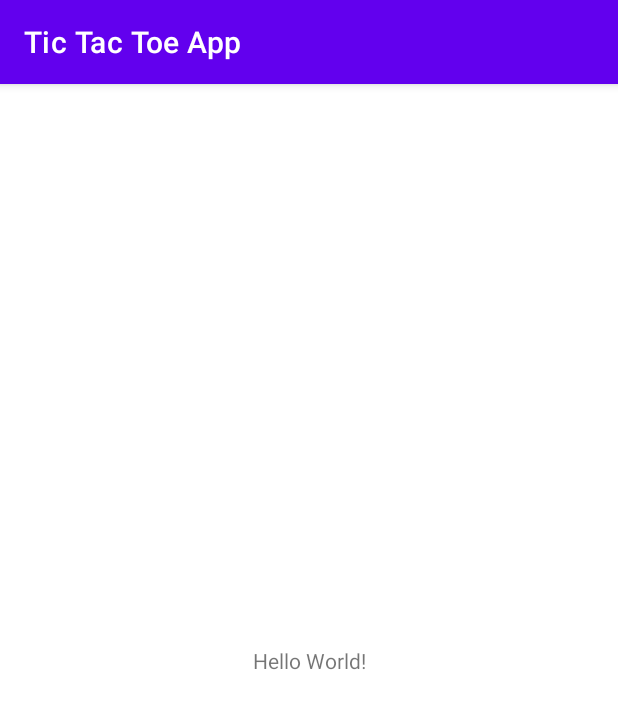
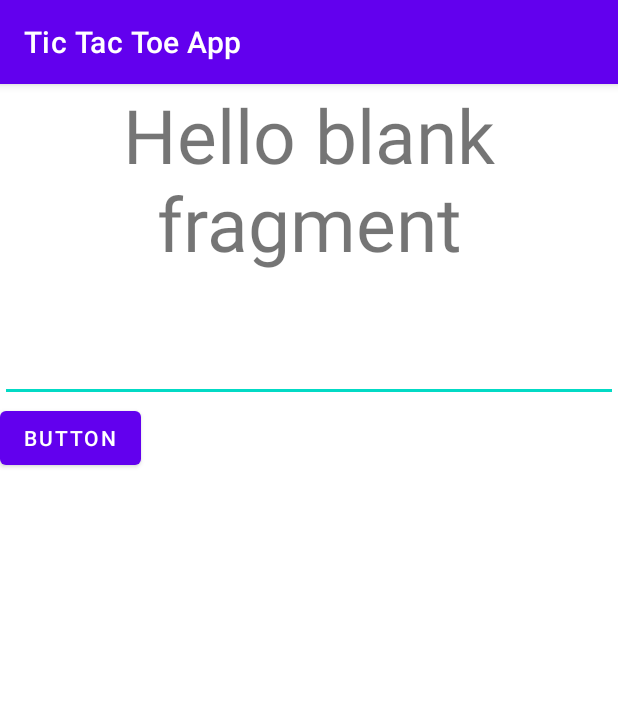
Before and after one commit to rafael-cagliari/tic_tac_toe_android, an Android app: the screen it shows after launch (MainActivity), on a phone screen of 412 x 824 dp. Shown: the top 709 px of the screen. Run offline under Robolectric (Android 15) with nearby library versions, the phone set to English and light mode, and no system bars.

Commit message:
-created player name fragment -created tictac viewmodel -created player model -created layout for PlayerNameFragment.kt

```diff
--- a/app/build.gradle
+++ b/app/build.gradle
@@ -6,6 +6,10 @@ plugins {
 android {
     compileSdkVersion 30
     buildToolsVersion "30.0.3"
+
+    viewBinding {
+        enabled = true
+    }
 
     defaultConfig {
         applicationId "com.rafael.tictactoeapp"
@@ -35,4 +39,8 @@ android {
 dependencies {
     api project(':core')
     api project(':domain')
+    implementation 'androidx.navigation:navigation-fragment-ktx:2.3.5'
+    implementation 'androidx.navigation:navigation-ui-ktx:2.3.5'
+    implementation "org.jetbrains.kotlin:kotlin-stdlib:$kotlin_version"
+    implementation 'androidx.legacy:legacy-support-v4:1.0.0'
 }
--- a/app/src/main/java/com/rafael/tictactoeapp/MainActivity.kt
+++ b/app/src/main/java/com/rafael/tictactoeapp/MainActivity.kt
@@ -1,11 +1,19 @@
 package com.rafael.tictactoeapp
 
+import android.os.Bundle
 import androidx.appcompat.app.AppCompatActivity
-import android.os.Bundle
+import androidx.navigation.NavController
+import androidx.navigation.fragment.NavHostFragment
+import com.rafael.tictactoeapp.databinding.ActivityMainBinding
 
 class MainActivity : AppCompatActivity() {
+    private lateinit var navController: NavController
     override fun onCreate(savedInstanceState: Bundle?) {
         super.onCreate(savedInstanceState)
-        setContentView(R.layout.activity_main)
+        val binding = ActivityMainBinding.inflate(layoutInflater)
+        setContentView(binding.root)
+        val navHostFragment = supportFragmentManager
+            .findFragmentById(R.id.nav_host_fragment) as NavHostFragment
     }
+
 }
--- /dev/null
+++ b/app/src/main/java/com/rafael/tictactoeapp/PlayerNameFragment.kt
@@ -0,0 +1,41 @@
+package com.rafael.tictactoeapp
+
+import android.os.Bundle
+import android.view.LayoutInflater
+import android.view.View
+import android.view.ViewGroup
+import androidx.fragment.app.Fragment
+import androidx.fragment.app.viewModels
+import androidx.lifecycle.Observer
+import com.rafael.tictactoeapp.databinding.PlayerNameFragmentBinding
+import com.rafael.tictactoeapp.viewmodel.TicTacViewModel
+
+
+class PlayerNameFragment : Fragment() {
+
+    private val ticTacViewModel: TicTacViewModel by viewModels()
+
+    var binding: PlayerNameFragmentBinding? = null
+
+    override fun onCreateView(
+        inflater: LayoutInflater, container: ViewGroup?,
+        savedInstanceState: Bundle?
+    ): View? {
+        val fragmentBinding =PlayerNameFragmentBinding.inflate(inflater, container, false)
+        binding = fragmentBinding
+        return fragmentBinding.root
+        // Inflate the layout for this fragment
+    }
+
+    override fun onViewCreated(view: View, savedInstanceState: Bundle?) {
+        super.onViewCreated(view, savedInstanceState)
+
+        ticTacViewModel.players.observe(viewLifecycleOwner, Observer { playerState -> binding!!.text1.text=
+            ticTacViewModel.players.value?.get(0)?.name ?: ""
+        })
+
+
+        binding?.button?.setOnClickListener { ticTacViewModel.createPlayers(binding!!.playerName.text.toString(), binding!!.playerName.text.toString())
+
+    }
+}}
--- /dev/null
+++ b/app/src/main/java/com/rafael/tictactoeapp/model/Player.kt
@@ -0,0 +1,4 @@
+package com.rafael.tictactoeapp.model
+
+data class Player(val name:String, val score:Int){
+}
--- /dev/null
+++ b/app/src/main/java/com/rafael/tictactoeapp/viewmodel/TicTacViewModel.kt
@@ -0,0 +1,19 @@
+package com.rafael.tictactoeapp.viewmodel
+
+import androidx.lifecycle.LiveData
+import androidx.lifecycle.MutableLiveData
+import androidx.lifecycle.ViewModel
+import com.rafael.tictactoeapp.model.Player
+
+
+class TicTacViewModel : ViewModel() {
+
+    private val _players = MutableLiveData<List<Player>>()
+    val players:LiveData<List<Player>> get() = _players
+
+    fun createPlayers(playerName1:String, playerName2:String){
+        val player1=Player(playerName1, 0)
+        val player2=Player(playerName2, 0)
+        _players.value = listOf(player1, player2)
+    }
+}
--- a/app/src/main/res/layout/activity_main.xml
+++ b/app/src/main/res/layout/activity_main.xml
@@ -1,18 +1,22 @@
 <?xml version="1.0" encoding="utf-8"?>
-<androidx.constraintlayout.widget.ConstraintLayout xmlns:android="http://schemas.android.com/apk/res/android"
+<androidx.constraintlayout.widget.ConstraintLayout
+    xmlns:android="http://schemas.android.com/apk/res/android"
     xmlns:app="http://schemas.android.com/apk/res-auto"
     xmlns:tools="http://schemas.android.com/tools"
     android:layout_width="match_parent"
     android:layout_height="match_parent"
     tools:context=".MainActivity">
 
-    <TextView
-        android:layout_width="wrap_content"
-        android:layout_height="wrap_content"
-        android:text="Hello World!"
-        app:layout_constraintBottom_toBottomOf="parent"
+    <androidx.fragment.app.FragmentContainerView
+        android:id="@+id/nav_host_fragment"
+        android:name="androidx.navigation.fragment.NavHostFragment"
+        android:layout_width="0dp"
+        android:layout_height="0dp"
         app:layout_constraintLeft_toLeftOf="parent"
         app:layout_constraintRight_toRightOf="parent"
-        app:layout_constraintTop_toTopOf="parent" />
+        app:layout_constraintTop_toTopOf="parent"
+        app:layout_constraintBottom_toBottomOf="parent"
+        app:defaultNavHost="true"
+        app:navGraph="@navigation/nav_graph" />
 
 </androidx.constraintlayout.widget.ConstraintLayout>
--- /dev/null
+++ b/app/src/main/res/layout/player_name_fragment.xml
@@ -0,0 +1,39 @@
+<?xml version="1.0" encoding="utf-8"?>
+<androidx.constraintlayout.widget.ConstraintLayout
+    xmlns:android="http://schemas.android.com/apk/res/android"
+    xmlns:app="http://schemas.android.com/apk/res-auto"
+    xmlns:tools="http://schemas.android.com/tools"
+    android:layout_width="match_parent"
+    android:layout_height="match_parent"
+    tools:context=".PlayerNameFragment">
+
+    <TextView
+        android:id="@+id/text1"
+        android:layout_width="wrap_content"
+        android:layout_height="wrap_content"
+        android:gravity="center"
+        android:text="@string/hello_blank_fragment"
+        android:textSize="50dp"
+        tools:layout_editor_absoluteX="0dp"
+        tools:layout_editor_absoluteY="159dp"
+        tools:ignore="MissingConstraints" />
+
+    <EditText
+        android:id="@+id/player_name"
+        android:layout_width="match_parent"
+        android:layout_height="50dp"
+        android:layout_marginTop="36dp"
+        app:layout_constraintTop_toBottomOf="@+id/text1"
+        tools:layout_editor_absoluteX="0dp" />
+
+    <Button
+        android:id="@+id/button"
+        android:layout_width="wrap_content"
+        android:layout_height="wrap_content"
+        android:text="Button"
+        app:layout_constraintTop_toBottomOf="@+id/player_name"
+        tools:ignore="MissingConstraints"
+        tools:layout_editor_absoluteX="159dp" />
+
+
+</androidx.constraintlayout.widget.ConstraintLayout>
--- /dev/null
+++ b/app/src/main/res/navigation/nav_graph.xml
@@ -0,0 +1,13 @@
+<?xml version="1.0" encoding="utf-8"?>
+<navigation xmlns:android="http://schemas.android.com/apk/res/android"
+    xmlns:app="http://schemas.android.com/apk/res-auto"
+    xmlns:tools="http://schemas.android.com/tools"
+    android:id="@+id/nav_grap.xml"
+    app:startDestination="@id/playerNameFragment">
+
+    <fragment
+        android:id="@+id/playerNameFragment"
+        android:name="com.rafael.tictactoeapp.PlayerNameFragment"
+        android:label="player_name_fragment"
+        tools:layout="@layout/player_name_fragment" />
+</navigation>
--- a/app/src/main/res/values/strings.xml
+++ b/app/src/main/res/values/strings.xml
@@ -1,3 +1,5 @@
 <resources>
     <string name="app_name">Tic Tac Toe App</string>
+    <!-- TODO: Remove or change this placeholder text -->
+    <string name="hello_blank_fragment">Hello blank fragment</string>
 </resources>
```
Also changed, not shown: gradle/wrapper/gradle-wrapper.properties.
